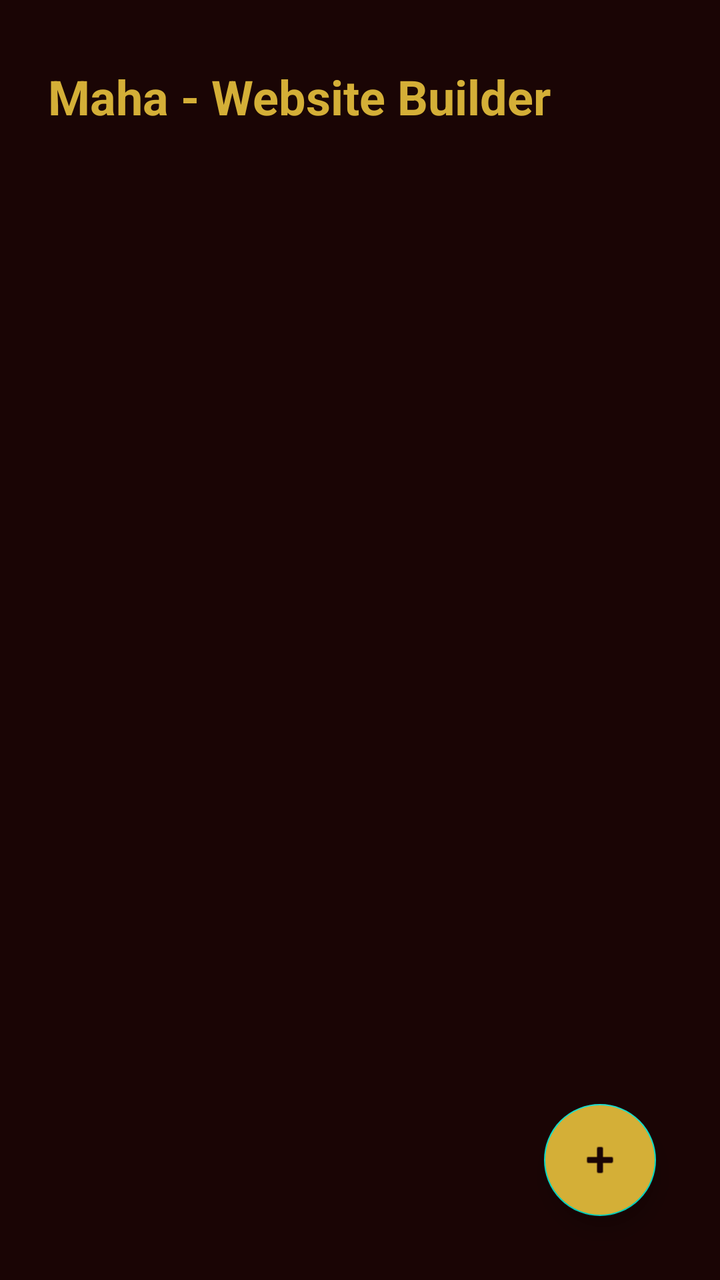
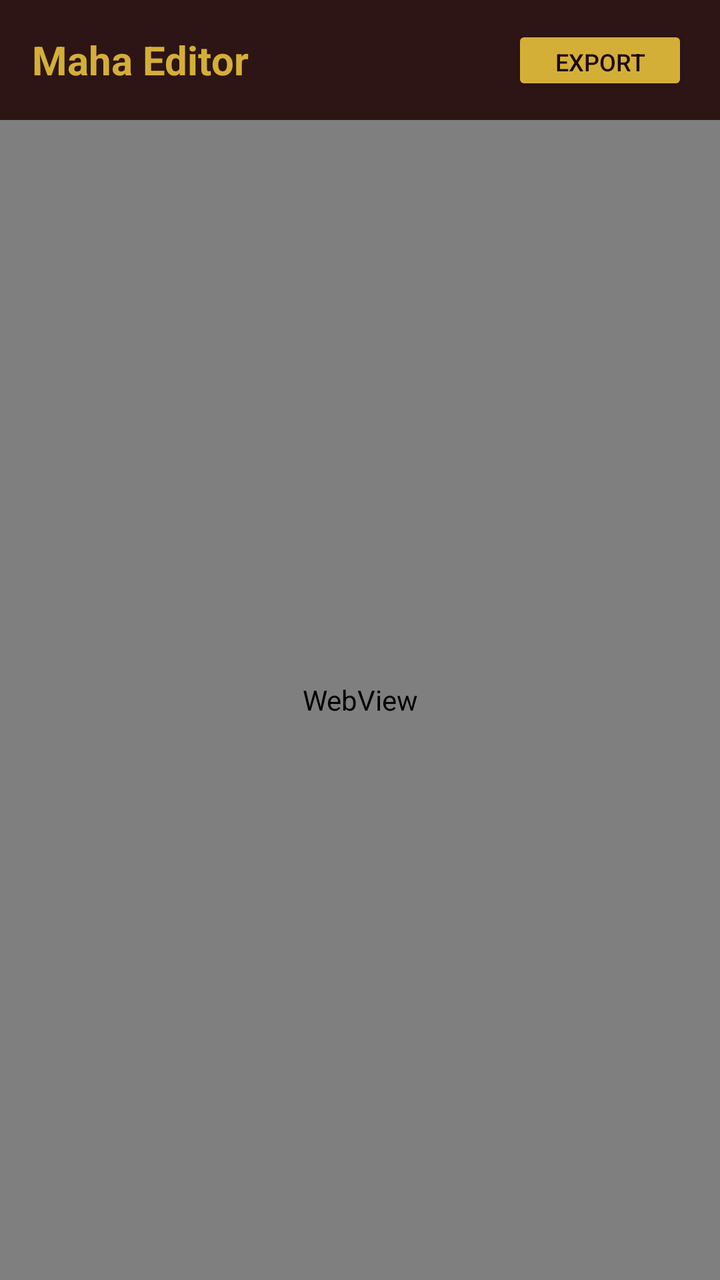

The first picture is an Android layout as it rendered before a commit; the second is the same layout after the commit. The layout source and the unified diff follow.
<!-- AndroidManifest.xml: application theme Theme.MahaBuilder -->
<!-- res/layout/activity_main.xml -->
<?xml version="1.0" encoding="utf-8"?>
<androidx.constraintlayout.widget.ConstraintLayout xmlns:android="http://schemas.android.com/apk/res/android"
    xmlns:app="http://schemas.android.com/apk/res-auto"
    android:layout_width="match_parent"
    android:layout_height="match_parent">

    <TextView
        android:id="@+id/tvBrandName"
        android:layout_width="wrap_content"
        android:layout_height="wrap_content"
        android:text="Maha - Website Builder"
        android:textColor="@color/maha_gold"
        android:textSize="24sp"
        android:textStyle="bold"
        android:layout_marginTop="32dp"
        android:layout_marginStart="24dp"
        app:layout_constraintTop_toTopOf="parent"
        app:layout_constraintStart_toStartOf="parent" />

    <com.google.android.material.floatingactionbutton.FloatingActionButton
        android:id="@+id/fabNewProject"
        android:layout_width="wrap_content"
        android:layout_height="wrap_content"
        android:layout_marginEnd="32dp"
        android:layout_marginBottom="32dp"
        android:backgroundTint="@color/maha_gold"
        android:src="@android:drawable/ic_input_add"
        app:tint="@color/maha_red"
        app:layout_constraintBottom_toBottomOf="parent"
        app:layout_constraintEnd_toEndOf="parent" />
</androidx.constraintlayout.widget.ConstraintLayout>
<!-- resources referenced by this layout -->
<resources>
  <color name="maha_gold">#D4AF37</color>
  <color name="maha_red">#1A0505</color>
  <style name="Theme.MahaBuilder" parent="Theme.MaterialComponents.DayNight.NoActionBar">
          <item name="colorPrimary">@color/maha_gold</item>
          <item name="colorPrimaryVariant">@color/maha_red</item>
          <item name="colorOnPrimary">@color/maha_red</item>
          <item name="android:statusBarColor">@color/maha_red</item>
          <item name="android:windowBackground">@color/maha_red</item>
      </style>
</resources>

<!-- the commit's change to res/layout/activity_main.xml (unified diff, before → after) -->
@@ -2,30 +2,43 @@
 <androidx.constraintlayout.widget.ConstraintLayout xmlns:android="http://schemas.android.com/apk/res/android"
     xmlns:app="http://schemas.android.com/apk/res-auto"
     android:layout_width="match_parent"
-    android:layout_height="match_parent">
+    android:layout_height="match_parent"
+    android:background="@color/maha_red">
 
-    <TextView
-        android:id="@+id/tvBrandName"
-        android:layout_width="wrap_content"
-        android:layout_height="wrap_content"
-        android:text="Maha - Website Builder"
-        android:textColor="@color/maha_gold"
-        android:textSize="24sp"
-        android:textStyle="bold"
-        android:layout_marginTop="32dp"
-        android:layout_marginStart="24dp"
-        app:layout_constraintTop_toTopOf="parent"
-        app:layout_constraintStart_toStartOf="parent" />
+    
+    <LinearLayout
+        android:id="@+id/topBar"
+        android:layout_width="match_parent"
+        android:layout_height="60dp"
+        android:background="#2D1515"
+        android:gravity="center_vertical"
+        android:orientation="horizontal"
+        android:padding="16dp"
+        app:layout_constraintTop_toTopOf="parent">
+        <TextView
+            android:layout_width="0dp"
+            android:layout_height="wrap_content"
+            android:layout_weight="1"
+            android:text="Maha Editor"
+            android:textColor="@color/maha_gold"
+            android:textSize="20sp"
+            android:textStyle="bold" />
+        <Button
+            android:id="@+id/btnExport"
+            android:layout_width="wrap_content"
+            android:layout_height="35dp"
+            android:backgroundTint="@color/maha_gold"
+            android:text="EXPORT"
+            android:textColor="@color/maha_red"
+            android:textSize="12sp" />
+    </LinearLayout>
 
-    <com.google.android.material.floatingactionbutton.FloatingActionButton
-        android:id="@+id/fabNewProject"
-        android:layout_width="wrap_content"
-        android:layout_height="wrap_content"
-        android:layout_marginEnd="32dp"
-        android:layout_marginBottom="32dp"
-        android:backgroundTint="@color/maha_gold"
-        android:src="@android:drawable/ic_input_add"
-        app:tint="@color/maha_red"
+    
+    <WebView
+        android:id="@+id/webViewCanvas"
+        android:layout_width="match_parent"
+        android:layout_height="0dp"
         app:layout_constraintBottom_toBottomOf="parent"
-        app:layout_constraintEnd_toEndOf="parent" />
+        app:layout_constraintTop_toBottomOf="@id/topBar" />
+
 </androidx.constraintlayout.widget.ConstraintLayout>
<!-- resource entries referenced after the edit -->
@@ -2,11 +2,9 @@
 <resources>
   <color name="maha_gold">#D4AF37</color>
   <color name="maha_red">#1A0505</color>
-  <style name="Theme.MahaBuilder" parent="Theme.MaterialComponents.DayNight.NoActionBar">
+  <style name="Theme.MahaBuilder" parent="Theme.AppCompat.DayNight.NoActionBar">
           <item name="colorPrimary">@color/maha_gold</item>
-          <item name="colorPrimaryVariant">@color/maha_red</item>
-          <item name="colorOnPrimary">@color/maha_red</item>
-          <item name="android:statusBarColor">@color/maha_red</item>
+          <item name="colorPrimaryDark">@color/maha_red</item>
           <item name="android:windowBackground">@color/maha_red</item>
       </style>
 </resources>
